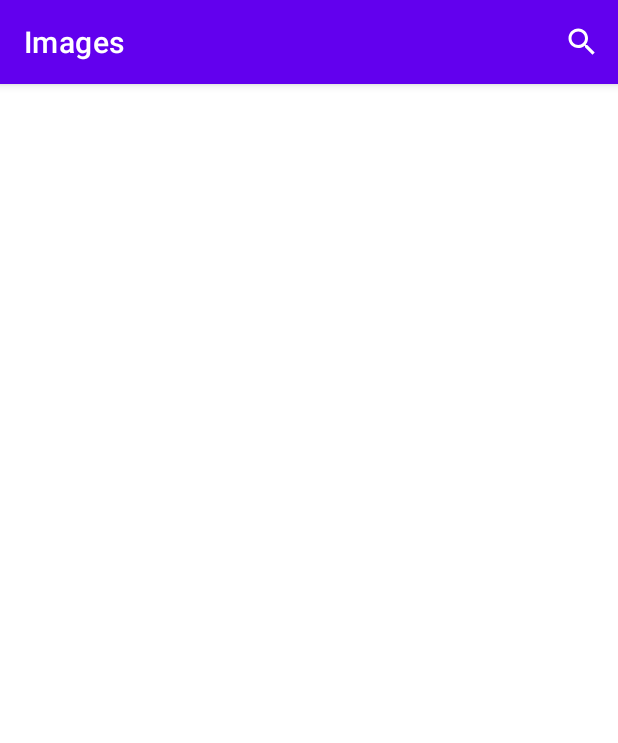
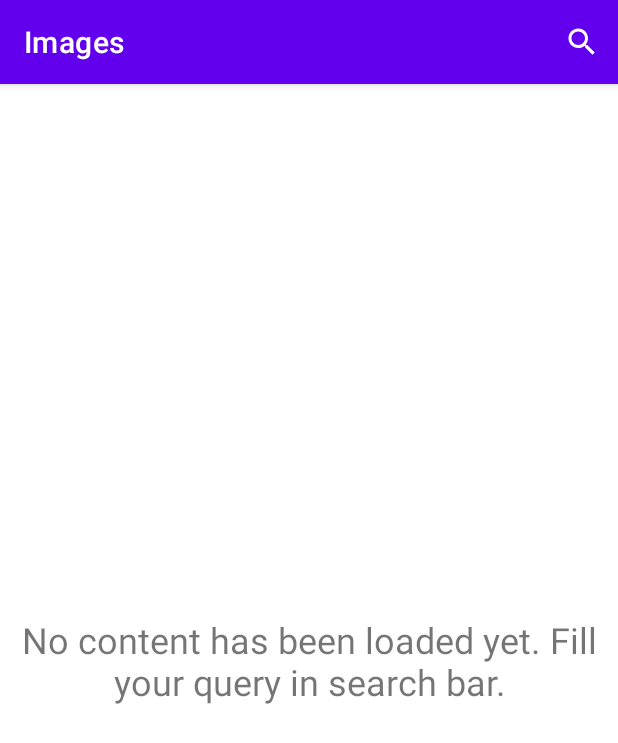
Before and after one commit to LektoKHV/ImageSearch, an Android app: the screen it shows after launch (MainActivity), on a phone screen of 412 x 824 dp. Shown: the top 743 px of the screen. Run offline under Robolectric (Android 15) with nearby library versions, the phone set to English and light mode, and no system bars; our stand-ins replace Dagger/Hilt's generated code, navigation-ui, paging; pictures from the network do not load; 1 statement that could not run was skipped.

Commit message:
Adapter's footer, retry button and empty view have been added for better user-friendly feedback.

```diff
--- a/app/src/main/java/ru/vldkrt/imagesearch/business/master/ListFragment.kt
+++ b/app/src/main/java/ru/vldkrt/imagesearch/business/master/ListFragment.kt
@@ -19,6 +19,8 @@ import android.widget.Toast
 import androidx.core.view.isVisible
 import androidx.lifecycle.flowWithLifecycle
 import androidx.navigation.fragment.FragmentNavigatorExtras
+import androidx.paging.CombinedLoadStates
+import androidx.paging.LoadState
 import kotlinx.coroutines.Job
 import kotlinx.coroutines.flow.collect
 import ru.vldkrt.imagesearch.view.GridSpacingItemDecoration
@@ -54,8 +56,6 @@ class ListFragment : Fragment() {
             runSafely {
                 findNavController().navigate(ListFragmentDirections.actionListFragmentToImagePagerFragment(
                     item.asUI()), extras)
-//                findNavController().navigate(ListFragmentDirections.actionListFragmentToImageFragment(
-//                    item.asUI(), item.title), extras)
             }
         }
 
@@ -73,30 +73,24 @@ class ListFragment : Fragment() {
 
         Log.d("LifeCycle", "onViewCreated()")
 
-        binding.imagesView.adapter = adapter
+        binding.imagesView.adapter = adapter.withLoadStateFooter(
+            footer = DiscoverPagedLoadStateAdapter { adapter.retry() }
+        )
+        adapter.addLoadStateListener { loadState: CombinedLoadStates ->
+            // show empty list
+            val isListEmpty = loadState.refresh is LoadState.NotLoading && adapter.itemCount == 0
+            binding.emptyView.isVisible = isListEmpty
+            binding.imagesView.isVisible = !isListEmpty
+
+            // Show the list only if refresh succeeds.
+            binding.imagesView.isVisible = loadState.source.refresh is LoadState.NotLoading
+            // Show loading spinner during initial load or refresh.
+            binding.progressBar.isVisible = loadState.source.refresh is LoadState.Loading
+            // Show retry button if load failed
+            binding.retryButton.isVisible = loadState.source.refresh is LoadState.Error
+        }
         binding.imagesView.addItemDecoration(GridSpacingItemDecoration(2, R.dimen.item_space, 0))
-
-//        viewLifecycleOwner.lifecycleScope.launch {
-//            viewModel.images.flowWithLifecycle(viewLifecycleOwner.lifecycle).collect { resource ->
-//                binding.progressBar.isVisible = resource is Resource.Loading
-//
-//                when (resource) {
-//                    is Resource.Success -> {
-//                        // Update RecyclerView with new data
-//                        adapter.updateList(resource.data.imagesResults)
-//                    }
-//                    is Resource.Loading -> {}
-//                    is Resource.Error -> {
-//                        // Show error
-//                        Toast.makeText(
-//                            requireContext(),
-//                            resource.errorMessage.orEmpty(),
-//                            Toast.LENGTH_LONG
-//                        ).show()
-//                    }
-//                }
-//            }
-//        }
+        binding.retryButton.setOnClickListener { adapter.retry() }
 
         viewLifecycleOwner.lifecycleScope.launch {
             viewModel.images.flowWithLifecycle(viewLifecycleOwner.lifecycle).collect {
--- a/app/src/main/res/layout/fragment_list.xml
+++ b/app/src/main/res/layout/fragment_list.xml
@@ -20,13 +20,39 @@
         tools:itemCount="6"
         tools:listitem="@layout/item_image" />
 
+    <TextView
+        android:id="@+id/empty_view"
+        android:layout_width="wrap_content"
+        android:layout_height="wrap_content"
+        android:layout_margin="@dimen/margin_default"
+        android:gravity="center"
+        android:text="@string/empty_view"
+        android:textSize="24sp"
+        android:visibility="gone"
+        app:layout_constraintBottom_toBottomOf="parent"
+        app:layout_constraintEnd_toEndOf="parent"
+        app:layout_constraintStart_toStartOf="parent"
+        app:layout_constraintTop_toTopOf="parent" />
+
     <ProgressBar
         android:id="@+id/progress_bar"
         android:layout_width="wrap_content"
         android:layout_height="wrap_content"
         android:visibility="gone"
+        app:layout_constraintBottom_toBottomOf="parent"
+        app:layout_constraintEnd_toEndOf="parent"
         app:layout_constraintStart_toStartOf="parent"
+        app:layout_constraintTop_toTopOf="parent" />
+
+    <Button
+        android:id="@+id/retry_button"
+        android:layout_width="wrap_content"
+        android:layout_height="wrap_content"
+        android:text="@string/button_retry"
+        android:visibility="gone"
+        app:layout_constraintBottom_toBottomOf="parent"
         app:layout_constraintEnd_toEndOf="parent"
-        app:layout_constraintTop_toTopOf="parent"
-        app:layout_constraintBottom_toBottomOf="parent"/>
+        app:layout_constraintStart_toStartOf="parent"
+        app:layout_constraintTop_toTopOf="parent" />
+
 </androidx.constraintlayout.widget.ConstraintLayout>
--- a/app/src/main/res/values/strings.xml
+++ b/app/src/main/res/values/strings.xml
@@ -7,4 +7,6 @@
     <string name="action_search">Search</string>
     <string name="open_source">Show source</string>
     <string name="search_hint">Search...</string>
+    <string name="button_retry">Retry</string>
+    <string name="empty_view">No content has been loaded yet. Fill your query in search bar.</string>
 </resources>
```
Also changed, not shown: app/src/main/java/ru/vldkrt/imagesearch/business/master/DiscoverPagedLoadStateAdapter.kt (added, +56 -0 lines), app/src/main/res/layout/item_load_state_footer.xml (added, +45 -0 lines).
